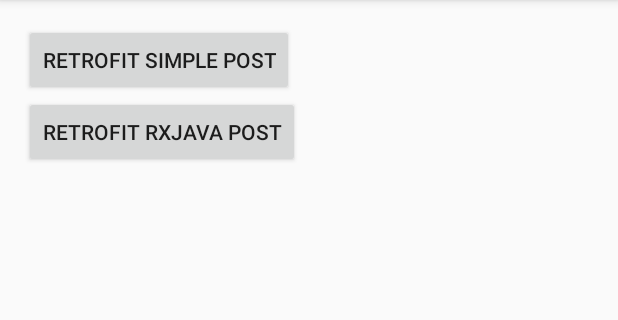
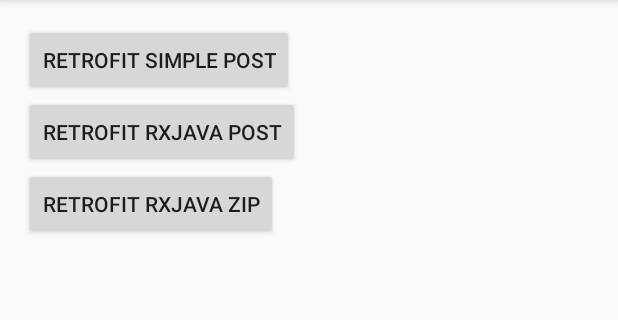
Before and after one commit to xiejianchao/RetrofitRxJavaSample, an Android app: the screen it shows after launch (MainActivity), after a tap on "RETROFIT SIMPLE POST", on a phone screen of 412 x 824 dp, the part 84-404 px from its top. Run offline under Robolectric (Android 15) with nearby library versions, the phone set to English and light mode, and no system bars; our stand-ins replace ButterKnife; libraries missing offline, so code that uses them is left out: com.orhanobut.logger, rx.android.schedulers, rx.functions, rx.schedulers; 4 statements that could not run were skipped.

Commit message:
新增Retrofit和RxJava配合进行zip操作

```diff
--- a/app/src/main/java/com/github/sample/retrofitrxjavasample/MainActivity.java
+++ b/app/src/main/java/com/github/sample/retrofitrxjavasample/MainActivity.java
@@ -1,23 +1,30 @@
 package com.github.sample.retrofitrxjavasample;
 
 import android.os.Bundle;
-import android.support.design.widget.FloatingActionButton;
-import android.support.design.widget.Snackbar;
 import android.support.v7.app.AppCompatActivity;
 import android.support.v7.widget.Toolbar;
-import android.view.View;
-import android.view.Menu;
-import android.view.MenuItem;
 
-import com.github.sample.retrofitrxjavasample.net.Api;
+import com.github.sample.retrofitrxjavasample.api.GankApi;
+import com.github.sample.retrofitrxjavasample.model.GankBeauty;
+import com.github.sample.retrofitrxjavasample.model.MovieModel;
+import com.github.sample.retrofitrxjavasample.model.TwoResultModel;
+import com.github.sample.retrofitrxjavasample.net.ApiManager;
+import com.orhanobut.logger.Logger;
 
 import butterknife.ButterKnife;
 import butterknife.OnClick;
+import rx.Observable;
+import rx.Subscriber;
+import rx.android.schedulers.AndroidSchedulers;
+import rx.functions.Func2;
+import rx.schedulers.Schedulers;
 
 /**
  * 本例以获取豆瓣电影为例进行演示，请求结果以日志形式展示
  */
 public class MainActivity extends AppCompatActivity {
+
+    private static final String TAG = MainActivity.class.getSimpleName();
 
     @Override
     protected void onCreate(Bundle savedInstanceState) {
@@ -33,13 +40,48 @@ public class MainActivity extends AppCompatActivity {
 
     @OnClick(R.id.btn_post)
     public void postClick() {
-        Api.getMovieTop(0,10);
+        ApiManager.getMovieTop(0,10);
     }
 
 
     @OnClick(R.id.btn_post_rxjava)
     public void postRxJavaClick() {
-        Api.getMovieTopWithRxJava(0,10);
+        ApiManager.getMovieTopWithRxJava(0,10);
+    }
+
+    @OnClick(R.id.btn_rxjava_zip)
+    public void zipRxJavaClick() {
+        Observable.zip(ApiManager.getGankApi().getBeauties(200, 1),
+                ApiManager.getDoubanApi().getMoiveTopWithRxJava(0,10),
+                new Func2<GankBeauty, MovieModel, TwoResultModel>() {
+
+                    @Override
+                    public TwoResultModel call(GankBeauty gankBeauty, MovieModel movieModel) {
+                        TwoResultModel model = new TwoResultModel();
+                        model.setT1(gankBeauty);
+                        model.setT2(movieModel);
+                        return model;
+                    }
+                })
+                .subscribeOn(Schedulers.io())
+                .observeOn(AndroidSchedulers.mainThread())
+                .subscribe(new Subscriber<TwoResultModel>() {
+                    @Override
+                    public void onCompleted() {
+                        Logger.d("onCompleted");
+                    }
+
+                    @Override
+                    public void onError(Throwable e) {
+                        Logger.e(e,"");
+                    }
+
+                    @Override
+                    public void onNext(TwoResultModel twoResultModel) {
+                        Logger.w("合并的结果获取成功...");
+                        Logger.d(twoResultModel.toString());
+                    }
+                });
     }
 
 }
--- a/app/src/main/java/com/github/sample/retrofitrxjavasample/api/MoiveService.java
+++ b/app/src/main/java/com/github/sample/retrofitrxjavasample/api/DoubanApi.java
@@ -11,7 +11,7 @@ import rx.Observable;
  * Created by xiejc on 16/9/9.
  *
  */
-public interface MoiveService {
+public interface DoubanApi {
 
 //    https://api.douban.com/v2/movie/top250?start=0&count=10
 
@@ -23,8 +23,8 @@ public interface MoiveService {
 
     @POST("v2/movie/top250")
     Observable<MovieModel> getMoiveTopWithRxJava (
-            @Query("start") String start,
-            @Query("count") String count
+            @Query("start") int start,
+            @Query("count") int count
     );
 
 
--- a/app/src/main/java/com/github/sample/retrofitrxjavasample/net/Api.java
+++ /dev/null
@@ -1,90 +0,0 @@
-package com.github.sample.retrofitrxjavasample.net;
-
-import com.github.sample.retrofitrxjavasample.api.MoiveService;
-import com.github.sample.retrofitrxjavasample.model.MovieModel;
-import com.orhanobut.logger.Logger;
-
-import okhttp3.OkHttpClient;
-import retrofit2.Call;
-import retrofit2.Callback;
-import retrofit2.Response;
-import retrofit2.Retrofit;
-import retrofit2.adapter.rxjava.RxJavaCallAdapterFactory;
-import retrofit2.converter.gson.GsonConverterFactory;
-import rx.Observable;
-import rx.Subscriber;
-import rx.android.schedulers.AndroidSchedulers;
-import rx.functions.Action1;
-import rx.schedulers.Schedulers;
-
-/**
- * Created by xiejc on 16/9/9.
- */
-public class Api {
-
-    private static final String TAG = Api.class.getSimpleName();
-
-    private static Retrofit mRetrofit;
-    private static Retrofit mRetrofitRxJava;
-
-    static {
-        mRetrofit =new Retrofit.Builder()
-                //这里为主机加端口（或域名）
-//                .baseUrl("http://192.168.1:8080/")
-                .baseUrl("https://api.douban.com/")
-                .client(new OkHttpClient())
-                .addConverterFactory(GsonConverterFactory.create())
-                .build();
-
-        mRetrofitRxJava= new Retrofit.Builder()
-                .baseUrl("https://api.douban.com/")
-                //由于需要转为Observable 需要添加RxJavaCallAdapterFactory
-                .addCallAdapterFactory(RxJavaCallAdapterFactory.create())
-                .addConverterFactory(GsonConverterFactory.create())
-                .build();
-    }
-
-    public static void getMovieTop(int start,int count) {
-        MoiveService movie = mRetrofit.create(MoiveService.class);
-
-        Call<MovieModel> movieTop = movie.getMoiveTop(start + "", count + "");
-        movieTop.enqueue(new Callback<MovieModel>() {
-            @Override
-            public void onResponse(Call<MovieModel> call, Response<MovieModel> response) {
-                Logger.d("response:" + response.body());
-            }
-
-            @Override
-            public void onFailure(Call<MovieModel> call, Throwable t) {
-                Logger.d("getMovieTop",t.getMessage());
-            }
-        });
-
-    }
-
-    public static void getMovieTopWithRxJava(int start,int count) {
-        MoiveService movie = mRetrofitRxJava.create(MoiveService.class);
-
-        movie.getMoiveTopWithRxJava(start + "", count + "")
-                .subscribeOn(Schedulers.io())
-                .observeOn(AndroidSchedulers.mainThread())
-                .subscribe(new Subscriber<MovieModel>() {
-                    @Override
-                    public void onCompleted() {
-                        Logger.d(TAG,"获取豆瓣电影完成");
-                    }
-
-                    @Override
-                    public void onError(Throwable e) {
-                        Logger.d(TAG,"获取豆瓣电影失败，",e.getMessage());
-                    }
-
-                    @Override
-                    public void onNext(MovieModel movieModel) {
-                        Logger.d(TAG,"retrofit和rxjava配合获取豆瓣电影成功：" + movieModel.toString());
-                    }
-                });
-
-    }
-
-}
--- a/app/src/main/res/layout/content_main.xml
+++ b/app/src/main/res/layout/content_main.xml
@@ -26,6 +26,12 @@
         android:layout_height="wrap_content"
         android:text="Retrofit Rxjava Post"/>
 
+    <Button
+        android:id="@+id/btn_rxjava_zip"
+        android:layout_width="wrap_content"
+        android:layout_height="wrap_content"
+        android:text="Retrofit Rxjava Zip"/>
+
 
 
 </LinearLayout>
--- a/build.gradle
+++ b/build.gradle
@@ -6,7 +6,7 @@ buildscript {
         mavenCentral()
     }
     dependencies {
-        classpath 'com.android.tools.build:gradle:2.1.2'
+        classpath 'com.android.tools.build:gradle:2.1.3'
         classpath 'com.neenbedankt.gradle.plugins:android-apt:1.8'
         // NOTE: Do not place your application dependencies here; they belong
         // in the individual module build.gradle files
```
Also changed, not shown: app/src/main/java/com/github/sample/retrofitrxjavasample/model/TwoResultModel.java (added, +42 -0 lines), gradle/wrapper/gradle-wrapper.properties.
